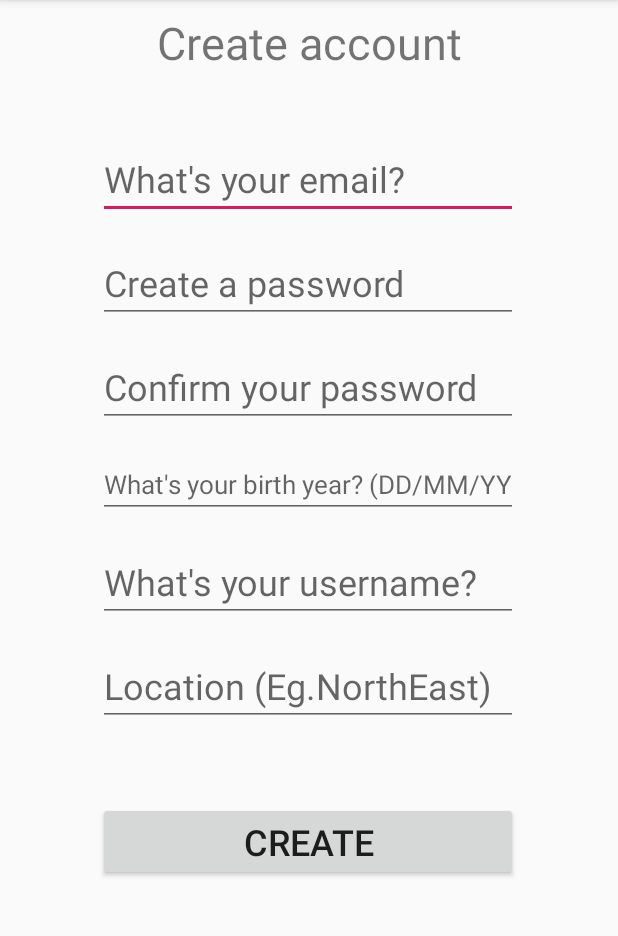
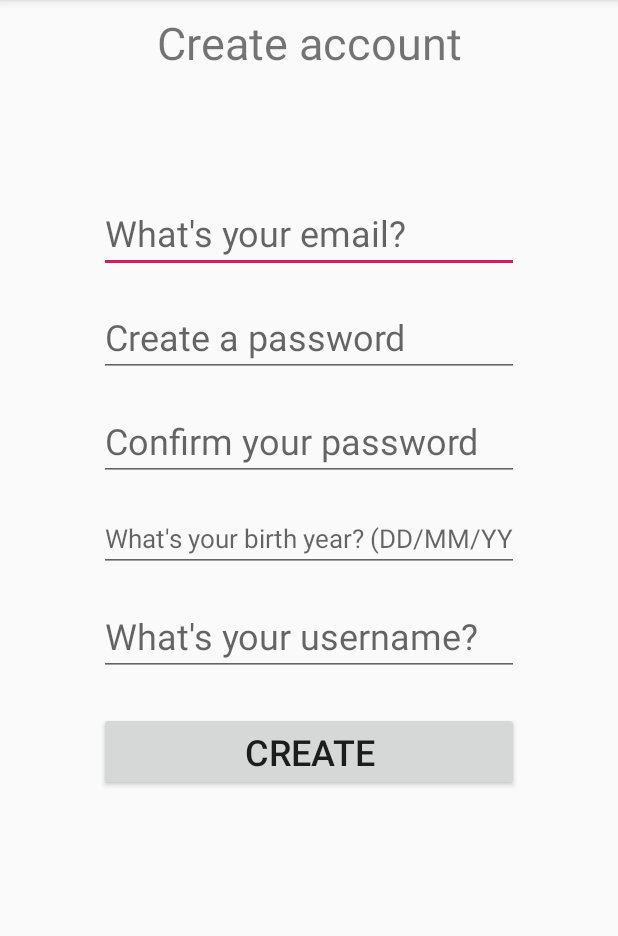
Before and after one commit to shiinx/1D_Kifu, an Android app: the RegisterActivity screen opened directly, with no data from a screen before it, after a tap on "CREATE", on a phone screen of 412 x 824 dp, the part 84-1020 px from its top. Run offline under Robolectric (Android 15) with nearby library versions, the phone set to English and light mode, and no system bars; our stand-ins replace Firebase (no records; nobody signed in at launch, a user with empty details on screens opened directly).

Commit message:
Revert "Update Register Activity"

```diff
--- a/app/src/main/java/com/Team3_6/kifu/RegisterActivity.java
+++ b/app/src/main/java/com/Team3_6/kifu/RegisterActivity.java
@@ -10,102 +10,48 @@ import androidx.annotation.NonNull;
 import androidx.appcompat.app.AppCompatActivity;
 
 import com.google.android.gms.tasks.OnCompleteListener;
-import com.google.android.gms.tasks.OnSuccessListener;
 import com.google.android.gms.tasks.Task;
 import com.google.firebase.auth.AuthResult;
 import com.google.firebase.auth.FirebaseAuth;
 import com.google.firebase.auth.FirebaseUser;
-import com.google.firebase.firestore.CollectionReference;
-import com.google.firebase.firestore.DocumentReference;
-import com.google.firebase.firestore.FirebaseFirestore;
-
-import java.util.HashMap;
-import java.util.Map;
 
 public class RegisterActivity extends AppCompatActivity {
 
     private static final String TAG = "RegisterActivity";
     private FirebaseAuth mAuth;
-
-    private FirebaseFirestore db = FirebaseFirestore.getInstance();
-    private static final String key_username = "username";
-    private static final String key_birthday = "birthday";
-    private static final String key_location = "location";
-    private EditText editUsername;
-    private EditText editBirthday;
-    private EditText editLocation;
-
-
+    View.OnClickListener onClickListener = new View.OnClickListener() {
+        @Override
+        public void onClick(View v) {
+            switch (v.getId()) {
+                case R.id.btn_create:
+                    register();
+                    break;
+            }
+        }
+    };
 
     @Override
     protected void onCreate(Bundle savedInstanceState) {
-
-
         super.onCreate(savedInstanceState);
         setContentView(R.layout.activity_register);
 
         // Initialize Firebase Auth
         mAuth = FirebaseAuth.getInstance();
+
         findViewById(R.id.btn_create).setOnClickListener(onClickListener);
-
-        editUsername = findViewById(R.id.et_name);
-        editBirthday = findViewById(R.id.et_birthyear);
-        editLocation = findViewById(R.id.et_location);
-
     }
-
-    private void writeFirestore(View v ){
-        String username = editUsername.getText().toString();
-        String birthday = editBirthday.getText().toString();
-        String location = editLocation.getText().toString();
-
-        Map<String, Object> data = new HashMap<>();
-        data.put(key_username, username);
-        data.put(key_birthday, birthday);
-        data.put(key_location, location);
-
-
-
-        // Add a new document with a generated ID
-        db.collection("Users").document(username).set(data)
-                .addOnSuccessListener(new OnSuccessListener<Void>() {
-                    @Override
-                    public void onSuccess(Void aVoid) {
-                    }
-                });
-    }
-
 
     @Override
     public void onStart() {
         super.onStart();
         // Check if user is signed in (non-null) and update UI accordingly.
         FirebaseUser currentUser = mAuth.getCurrentUser();
-
     }
-
-
-    View.OnClickListener onClickListener = new View.OnClickListener() {
-        @Override
-        public void onClick(View v) {
-            switch (v.getId()) {
-                case R.id.btn_create:
-                    register();
-                    writeFirestore(v);
-                    break;
-            }
-        }
-    };
-
-
 
     private void register() {
         String email = ((EditText) findViewById(R.id.et_email)).getText().toString();
         String password = ((EditText) findViewById(R.id.et_pass)).getText().toString();
         String passwordConfirm = ((EditText) findViewById(R.id.et_confirmpass)).getText().toString();
-        String birthday = ((EditText) findViewById(R.id.et_birthyear)).getText().toString();
-        String username = ((EditText) findViewById(R.id.et_name)).getText().toString();
-        String location = ((EditText) findViewById(R.id.et_location)).getText().toString();
 
         if (email.length() > 0 && password.length() > 0 && passwordConfirm.length() > 0) {
             if (password.equals(passwordConfirm)) {
@@ -117,7 +63,6 @@ public class RegisterActivity extends AppCompatActivity {
                                     FirebaseUser user = mAuth.getCurrentUser();
                                     startToast("Congratulations! Your account has been successfully created! Please login.");
                                     startLoginActivity();
-
                                 } else {
                                     if (task.getException() != null) {
                                         startToast(task.getException().toString());
@@ -132,8 +77,6 @@ public class RegisterActivity extends AppCompatActivity {
         } else {
             startToast("Please enter your email or password.");
         }
-
-
     }
 
     private void startToast(String msg) {
--- a/app/src/main/res/layout/activity_register.xml
+++ b/app/src/main/res/layout/activity_register.xml
@@ -24,14 +24,13 @@
         android:layout_width="wrap_content"
         android:layout_height="wrap_content"
         android:layout_marginStart="8dp"
-        android:layout_marginTop="44dp"
+        android:layout_marginTop="80dp"
         android:layout_marginEnd="8dp"
         android:ems="10"
         android:hint="What's your email?"
         android:inputType="textEmailAddress"
         android:textSize="24sp"
         app:layout_constraintEnd_toEndOf="parent"
-        app:layout_constraintHorizontal_bias="0.495"
         app:layout_constraintStart_toStartOf="parent"
         app:layout_constraintTop_toBottomOf="@+id/textView" />
 
@@ -87,29 +86,14 @@
         app:layout_constraintStart_toStartOf="@+id/et_birthyear"
         app:layout_constraintTop_toBottomOf="@+id/et_birthyear" />
 
-    <EditText
-        android:id="@+id/et_location"
-        android:layout_width="wrap_content"
-        android:layout_height="wrap_content"
-        android:layout_marginTop="16dp"
-        android:ems="10"
-        android:hint="Location (Eg.NorthEast)"
-        android:inputType="textPersonName"
-        android:textSize="24sp"
-        app:layout_constraintEnd_toEndOf="@+id/et_name"
-        app:layout_constraintHorizontal_bias="1.0"
-        app:layout_constraintStart_toStartOf="@+id/et_name"
-        app:layout_constraintTop_toBottomOf="@+id/et_name" />
-
     <Button
         android:id="@+id/btn_create"
         android:layout_width="0dp"
         android:layout_height="wrap_content"
-        android:layout_marginTop="120dp"
+        android:layout_marginTop="24dp"
         android:text="Create"
         android:textSize="24sp"
         app:layout_constraintEnd_toEndOf="@+id/et_name"
-        app:layout_constraintHorizontal_bias="0.0"
         app:layout_constraintStart_toStartOf="@+id/et_name"
         app:layout_constraintTop_toBottomOf="@+id/et_name" />
 
```
